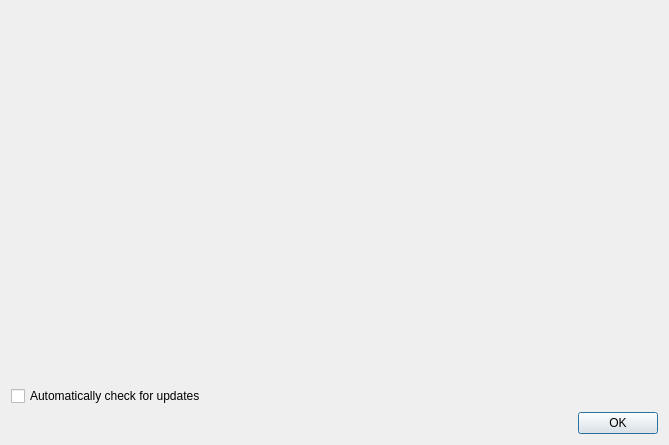
Before: the Qt Designer form scripts/Help/CheckForUpdates/CheckForUpdatesDialog.ui in qcad/qcad, drawn with Qt 5.
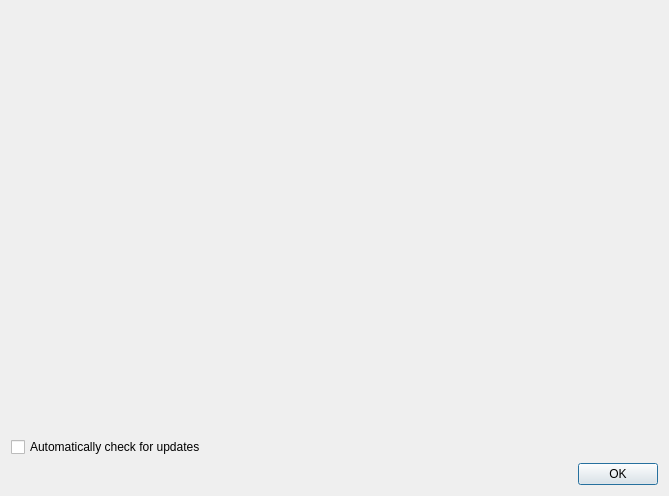
After: the same form once the commit is applied.

Patch:
```diff
--- a/scripts/Help/CheckForUpdates/CheckForUpdatesDialog.ui
+++ b/scripts/Help/CheckForUpdates/CheckForUpdatesDialog.ui
@@ -7,7 +7,7 @@
     <x>0</x>
     <y>0</y>
     <width>669</width>
-    <height>445</height>
+    <height>496</height>
    </rect>
   </property>
   <property name="windowTitle">
```
